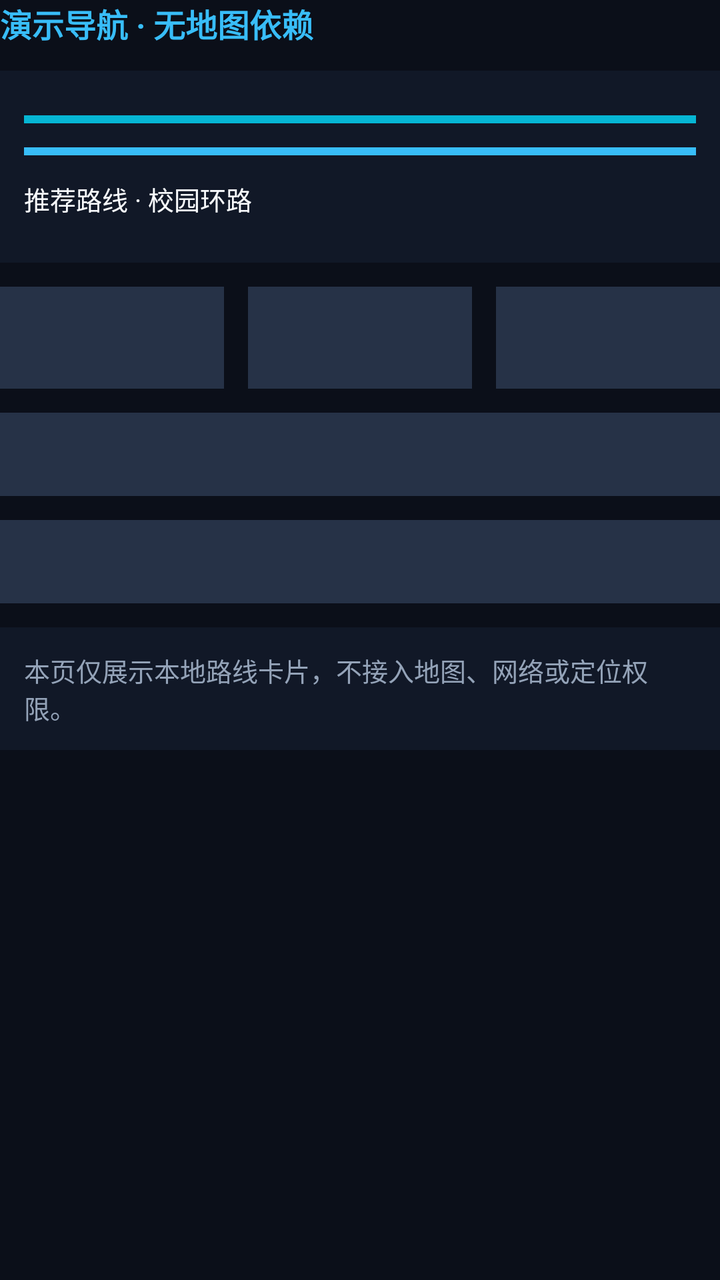
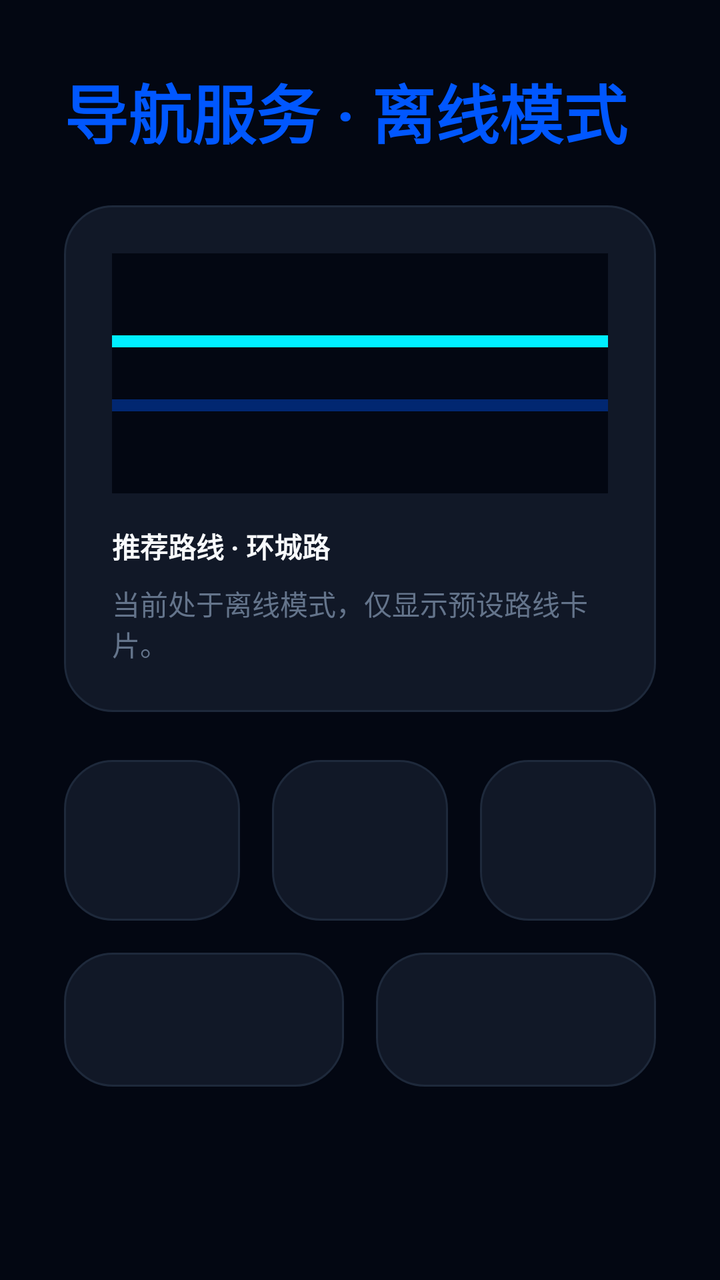

Screens rendered from an Android XML layout before and after an edit, with the pre-edit source and the edit as a unified diff.
<!-- AndroidManifest.xml: application theme Theme.VehiclemountedSystem -->
<!-- res/layout/page_navigation.xml -->
<?xml version="1.0" encoding="utf-8"?>
<LinearLayout xmlns:android="http://schemas.android.com/apk/res/android"
    android:id="@+id/pageNavigationRoot"
    android:layout_width="match_parent"
    android:layout_height="match_parent"
    android:orientation="vertical">

    <TextView
        android:id="@+id/navigationPageTitle"
        android:layout_width="wrap_content"
        android:layout_height="wrap_content"
        android:text="@string/page_navigation_badge"
        android:textColor="@color/accent_blue"
        android:textSize="@dimen/page_title_text_size"
        android:textStyle="bold" />

    <LinearLayout
        android:layout_width="match_parent"
        android:layout_height="@dimen/page_nav_panel_height"
        android:layout_marginTop="@dimen/page_section_gap"
        android:background="@color/card_panel_alt_bg"
        android:gravity="center_vertical"
        android:orientation="vertical"
        android:padding="@dimen/page_card_padding">

        <View
            android:layout_width="match_parent"
            android:layout_height="@dimen/page_route_lane_height"
            android:background="@color/accent_cyan" />

        <View
            android:layout_width="match_parent"
            android:layout_height="@dimen/page_route_lane_height"
            android:layout_marginTop="@dimen/page_card_gap"
            android:background="@color/accent_blue" />

        <TextView
            android:id="@+id/navigationRouteCardPrimary"
            android:layout_width="wrap_content"
            android:layout_height="wrap_content"
            android:layout_marginTop="@dimen/page_card_gap"
            android:text="@string/navigation_route_primary"
            android:textColor="@color/text_primary"
            android:textSize="@dimen/page_status_text_size" />
    </LinearLayout>

    <LinearLayout
        android:layout_width="match_parent"
        android:layout_height="wrap_content"
        android:layout_marginTop="@dimen/page_card_gap"
        android:orientation="horizontal">

        <TextView
            android:id="@+id/navigationSpeedValue"
            android:layout_width="0dp"
            android:layout_height="wrap_content"
            android:layout_marginEnd="@dimen/page_card_gap"
            android:layout_weight="1"
            android:background="@color/card_panel_bg"
            android:padding="@dimen/page_card_padding"
            android:textColor="@color/text_primary"
            android:textSize="@dimen/page_value_text_size" />

        <TextView
            android:id="@+id/navigationDestinationValue"
            android:layout_width="0dp"
            android:layout_height="wrap_content"
            android:layout_marginEnd="@dimen/page_card_gap"
            android:layout_weight="1"
            android:background="@color/card_panel_bg"
            android:padding="@dimen/page_card_padding"
            android:textColor="@color/text_primary"
            android:textSize="@dimen/page_value_text_size" />

        <TextView
            android:id="@+id/navigationDistanceValue"
            android:layout_width="0dp"
            android:layout_height="wrap_content"
            android:layout_weight="1"
            android:background="@color/card_panel_bg"
            android:padding="@dimen/page_card_padding"
            android:textColor="@color/text_primary"
            android:textSize="@dimen/page_value_text_size" />
    </LinearLayout>

    <TextView
        android:id="@+id/navigationEtaValue"
        android:layout_width="match_parent"
        android:layout_height="wrap_content"
        android:layout_marginTop="@dimen/page_card_gap"
        android:background="@color/card_panel_bg"
        android:padding="@dimen/page_card_padding"
        android:textColor="@color/text_primary"
        android:textSize="@dimen/page_status_text_size" />

    <TextView
        android:id="@+id/navigationImuStatus"
        android:layout_width="match_parent"
        android:layout_height="wrap_content"
        android:layout_marginTop="@dimen/page_card_gap"
        android:background="@color/card_panel_bg"
        android:padding="@dimen/page_card_padding"
        android:textColor="@color/accent_amber"
        android:textSize="@dimen/page_status_text_size" />

    <TextView
        android:id="@+id/navigationRouteCardSecondary"
        android:layout_width="match_parent"
        android:layout_height="wrap_content"
        android:layout_marginTop="@dimen/page_card_gap"
        android:background="@color/card_panel_alt_bg"
        android:padding="@dimen/page_card_padding"
        android:text="@string/navigation_demo_notice"
        android:textColor="@color/text_secondary"
        android:textSize="@dimen/page_status_text_size" />
</LinearLayout>
<!-- resources referenced by this layout -->
<resources>
  <color name="accent_amber">#F59E0B</color>
  <color name="accent_blue">#38BDF8</color>
  <color name="accent_cyan">#06B6D4</color>
  <color name="card_panel_alt_bg">#111827</color>
  <color name="card_panel_bg">#263247</color>
  <color name="text_primary">#F8FAFC</color>
  <color name="text_secondary">#94A3B8</color>
  <dimen name="page_card_gap">12dp</dimen>
  <dimen name="page_card_padding">12dp</dimen>
  <dimen name="page_nav_panel_height">96dp</dimen>
  <dimen name="page_route_lane_height">4dp</dimen>
  <dimen name="page_section_gap">12dp</dimen>
  <dimen name="page_status_text_size">13sp</dimen>
  <dimen name="page_title_text_size">16sp</dimen>
  <dimen name="page_value_text_size">20sp</dimen>
  <string name="navigation_demo_notice">本页仅展示本地路线卡片，不接入地图、网络或定位权限。</string>
  <string name="navigation_route_primary">推荐路线 · 校园环路</string>
  <string name="page_navigation_badge">演示导航 · 无地图依赖</string>
  <style name="Theme.VehiclemountedSystem" parent="Base.Theme.VehiclemountedSystem" />
  <style name="Base.Theme.VehiclemountedSystem" parent="Theme.Material3.DayNight.NoActionBar">
          
          <item name="android:windowBackground">@color/bg_dark</item>
          <item name="colorPrimary">@color/accent_cyan</item>
          <item name="colorSecondary">@color/accent_blue</item>
          <item name="android:textColorPrimary">@color/text_primary</item>
          <item name="android:textColorSecondary">@color/text_secondary</item>
      </style>
  <color name="bg_dark">#0B0F19</color>
</resources>

<!-- the commit's change to res/layout/page_navigation.xml (unified diff, before → after) -->
@@ -3,6 +3,7 @@
     android:id="@+id/pageNavigationRoot"
     android:layout_width="match_parent"
     android:layout_height="match_parent"
+    android:padding="@dimen/shell_content_padding"
     android:orientation="vertical">
 
     <TextView
@@ -11,28 +12,36 @@
         android:layout_height="wrap_content"
         android:text="@string/page_navigation_badge"
         android:textColor="@color/accent_blue"
-        android:textSize="@dimen/page_title_text_size"
+        android:textSize="@dimen/shell_title_text_size"
         android:textStyle="bold" />
 
+    
     <LinearLayout
         android:layout_width="match_parent"
-        android:layout_height="@dimen/page_nav_panel_height"
-        android:layout_marginTop="@dimen/page_section_gap"
-        android:background="@color/card_panel_alt_bg"
-        android:gravity="center_vertical"
+        android:layout_height="wrap_content"
+        android:layout_marginTop="@dimen/shell_content_gap"
+        android:background="@drawable/bg_card_rounded"
         android:orientation="vertical"
-        android:padding="@dimen/page_card_padding">
+        android:padding="@dimen/shell_card_padding">
 
-        <View
+        <FrameLayout
             android:layout_width="match_parent"
-            android:layout_height="@dimen/page_route_lane_height"
-            android:background="@color/accent_cyan" />
-
-        <View
-            android:layout_width="match_parent"
-            android:layout_height="@dimen/page_route_lane_height"
-            android:layout_marginTop="@dimen/page_card_gap"
-            android:background="@color/accent_blue" />
+            android:layout_height="@dimen/page_nav_panel_height"
+            android:background="@color/bg_dark">
+            <View
+                android:layout_width="match_parent"
+                android:layout_height="6dp"
+                android:layout_gravity="center_vertical"
+                android:layout_marginBottom="16dp"
+                android:background="@color/accent_cyan" />
+            <View
+                android:layout_width="match_parent"
+                android:layout_height="6dp"
+                android:layout_gravity="center_vertical"
+                android:layout_marginTop="16dp"
+                android:alpha="0.4"
+                android:background="@color/accent_blue" />
+        </FrameLayout>
 
         <TextView
             android:id="@+id/navigationRouteCardPrimary"
@@ -41,13 +50,23 @@
             android:layout_marginTop="@dimen/page_card_gap"
             android:text="@string/navigation_route_primary"
             android:textColor="@color/text_primary"
+            android:textSize="@dimen/page_status_text_size"
+            android:textStyle="bold" />
+            
+        <TextView
+            android:id="@+id/navigationRouteCardSecondary"
+            android:layout_width="match_parent"
+            android:layout_height="wrap_content"
+            android:layout_marginTop="@dimen/page_micro_gap"
+            android:text="@string/navigation_demo_notice"
+            android:textColor="@color/text_secondary"
             android:textSize="@dimen/page_status_text_size" />
     </LinearLayout>
 
     <LinearLayout
         android:layout_width="match_parent"
         android:layout_height="wrap_content"
-        android:layout_marginTop="@dimen/page_card_gap"
+        android:layout_marginTop="@dimen/shell_content_gap"
         android:orientation="horizontal">
 
         <TextView
@@ -56,8 +75,8 @@
             android:layout_height="wrap_content"
             android:layout_marginEnd="@dimen/page_card_gap"
             android:layout_weight="1"
-            android:background="@color/card_panel_bg"
-            android:padding="@dimen/page_card_padding"
+            android:background="@drawable/bg_card_rounded"
+            android:padding="@dimen/shell_card_padding"
             android:textColor="@color/text_primary"
             android:textSize="@dimen/page_value_text_size" />
 
@@ -67,8 +86,8 @@
             android:layout_height="wrap_content"
             android:layout_marginEnd="@dimen/page_card_gap"
             android:layout_weight="1"
-            android:background="@color/card_panel_bg"
-            android:padding="@dimen/page_card_padding"
+            android:background="@drawable/bg_card_rounded"
+            android:padding="@dimen/shell_card_padding"
             android:textColor="@color/text_primary"
             android:textSize="@dimen/page_value_text_size" />
 
@@ -77,40 +96,37 @@
             android:layout_width="0dp"
             android:layout_height="wrap_content"
             android:layout_weight="1"
-            android:background="@color/card_panel_bg"
-            android:padding="@dimen/page_card_padding"
+            android:background="@drawable/bg_card_rounded"
+            android:padding="@dimen/shell_card_padding"
             android:textColor="@color/text_primary"
             android:textSize="@dimen/page_value_text_size" />
     </LinearLayout>
 
-    <TextView
-        android:id="@+id/navigationEtaValue"
+    <LinearLayout
         android:layout_width="match_parent"
         android:layout_height="wrap_content"
         android:layout_marginTop="@dimen/page_card_gap"
-        android:background="@color/card_panel_bg"
-        android:padding="@dimen/page_card_padding"
-        android:textColor="@color/text_primary"
-        android:textSize="@dimen/page_status_text_size" />
+        android:orientation="horizontal">
+        
+        <TextView
+            android:id="@+id/navigationEtaValue"
+            android:layout_width="0dp"
+            android:layout_height="wrap_content"
+            android:layout_weight="1"
+            android:layout_marginEnd="@dimen/page_card_gap"
+            android:background="@drawable/bg_card_rounded"
+            android:padding="@dimen/shell_card_padding"
+            android:textColor="@color/text_primary"
+            android:textSize="@dimen/page_status_text_size" />
 
-    <TextView
-        android:id="@+id/navigationImuStatus"
-        android:layout_width="match_parent"
-        android:layout_height="wrap_content"
-        android:layout_marginTop="@dimen/page_card_gap"
-        android:background="@color/card_panel_bg"
-        android:padding="@dimen/page_card_padding"
-        android:textColor="@color/accent_amber"
-        android:textSize="@dimen/page_status_text_size" />
-
-    <TextView
-        android:id="@+id/navigationRouteCardSecondary"
-        android:layout_width="match_parent"
-        android:layout_height="wrap_content"
-        android:layout_marginTop="@dimen/page_card_gap"
-        android:background="@color/card_panel_alt_bg"
-        android:padding="@dimen/page_card_padding"
-        android:text="@string/navigation_demo_notice"
-        android:textColor="@color/text_secondary"
-        android:textSize="@dimen/page_status_text_size" />
+        <TextView
+            android:id="@+id/navigationImuStatus"
+            android:layout_width="0dp"
+            android:layout_height="wrap_content"
+            android:layout_weight="1"
+            android:background="@drawable/bg_card_rounded"
+            android:padding="@dimen/shell_card_padding"
+            android:textColor="@color/accent_amber"
+            android:textSize="@dimen/page_status_text_size" />
+    </LinearLayout>
 </LinearLayout>
<!-- resource entries referenced after the edit -->
@@ -1,24 +1,35 @@
 <!-- resources referenced by this layout -->
 <resources>
   <color name="accent_amber">#F59E0B</color>
-  <color name="accent_blue">#38BDF8</color>
-  <color name="accent_cyan">#06B6D4</color>
-  <color name="card_panel_alt_bg">#111827</color>
-  <color name="card_panel_bg">#263247</color>
+  <color name="accent_blue">#0057FF</color>
+  <color name="accent_cyan">#00F0FF</color>
   <color name="text_primary">#F8FAFC</color>
-  <color name="text_secondary">#94A3B8</color>
-  <dimen name="page_card_gap">12dp</dimen>
-  <dimen name="page_card_padding">12dp</dimen>
-  <dimen name="page_nav_panel_height">96dp</dimen>
-  <dimen name="page_route_lane_height">4dp</dimen>
-  <dimen name="page_section_gap">12dp</dimen>
-  <dimen name="page_status_text_size">13sp</dimen>
-  <dimen name="page_title_text_size">16sp</dimen>
-  <dimen name="page_value_text_size">20sp</dimen>
-  <string name="navigation_demo_notice">本页仅展示本地路线卡片，不接入地图、网络或定位权限。</string>
-  <string name="navigation_route_primary">推荐路线 · 校园环路</string>
-  <string name="page_navigation_badge">演示导航 · 无地图依赖</string>
+  <color name="text_secondary">#64748B</color>
+  <dimen name="page_card_gap">16dp</dimen>
+  <dimen name="page_micro_gap">8dp</dimen>
+  <dimen name="page_nav_panel_height">120dp</dimen>
+  <dimen name="page_status_text_size">14sp</dimen>
+  <dimen name="page_value_text_size">24sp</dimen>
+  <dimen name="shell_card_padding">24dp</dimen>
+  <dimen name="shell_content_gap">24dp</dimen>
+  <dimen name="shell_content_padding">32dp</dimen>
+  <dimen name="shell_title_text_size">32sp</dimen>
+  <!-- drawable bg_card_rounded (drawable) -->
+  <?xml version="1.0" encoding="utf-8"?>
+  <shape xmlns:android="http://schemas.android.com/apk/res/android">
+      <solid android:color="@color/card_bg" />
+      <corners android:radius="@dimen/shell_card_radius" />
+      <stroke 
+          android:width="1dp" 
+          android:color="@color/border_color" />
+  </shape>
+  <string name="navigation_demo_notice">当前处于离线模式，仅显示预设路线卡片。</string>
+  <string name="navigation_route_primary">推荐路线 · 环城路</string>
+  <string name="page_navigation_badge">导航服务 · 离线模式</string>
   <style name="Theme.VehiclemountedSystem" parent="Base.Theme.VehiclemountedSystem" />
+  <color name="card_bg">#111827</color>
+  <dimen name="shell_card_radius">24dp</dimen>
+  <color name="border_color">#1E293B</color>
   <style name="Base.Theme.VehiclemountedSystem" parent="Theme.Material3.DayNight.NoActionBar">
           
           <item name="android:windowBackground">@color/bg_dark</item>
@@ -27,6 +38,6 @@
           <item name="android:textColorPrimary">@color/text_primary</item>
           <item name="android:textColorSecondary">@color/text_secondary</item>
       </style>
-  <color name="bg_dark">#0B0F19</color>
+  <color name="bg_dark">#030712</color>
 </resources>
 
